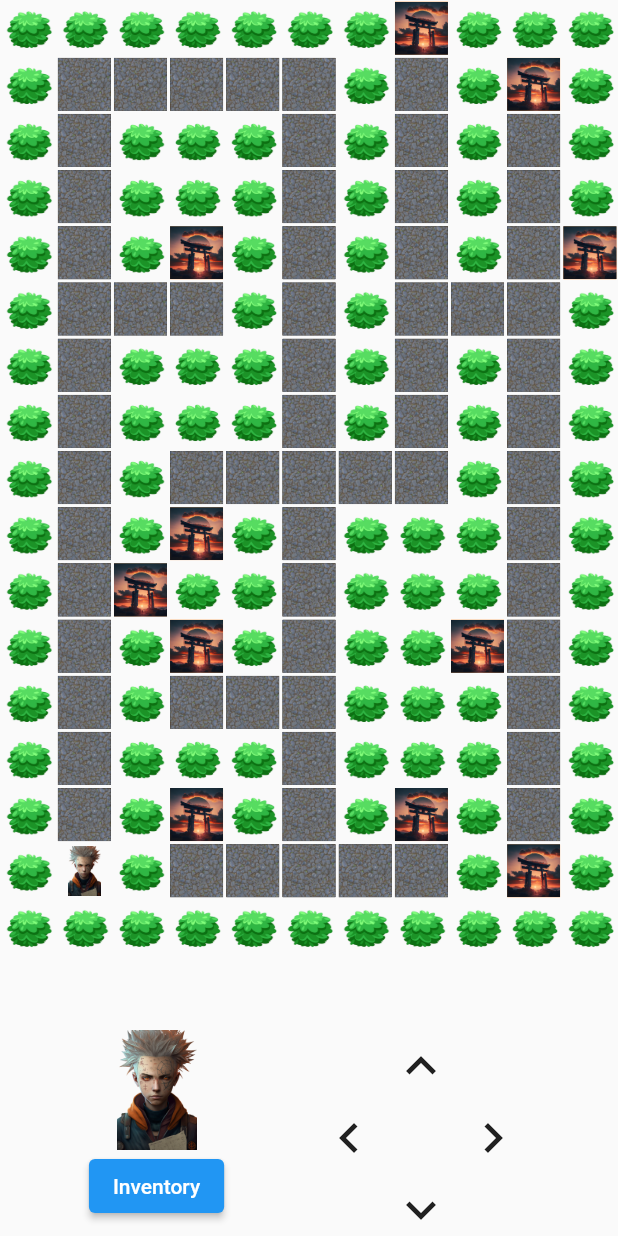
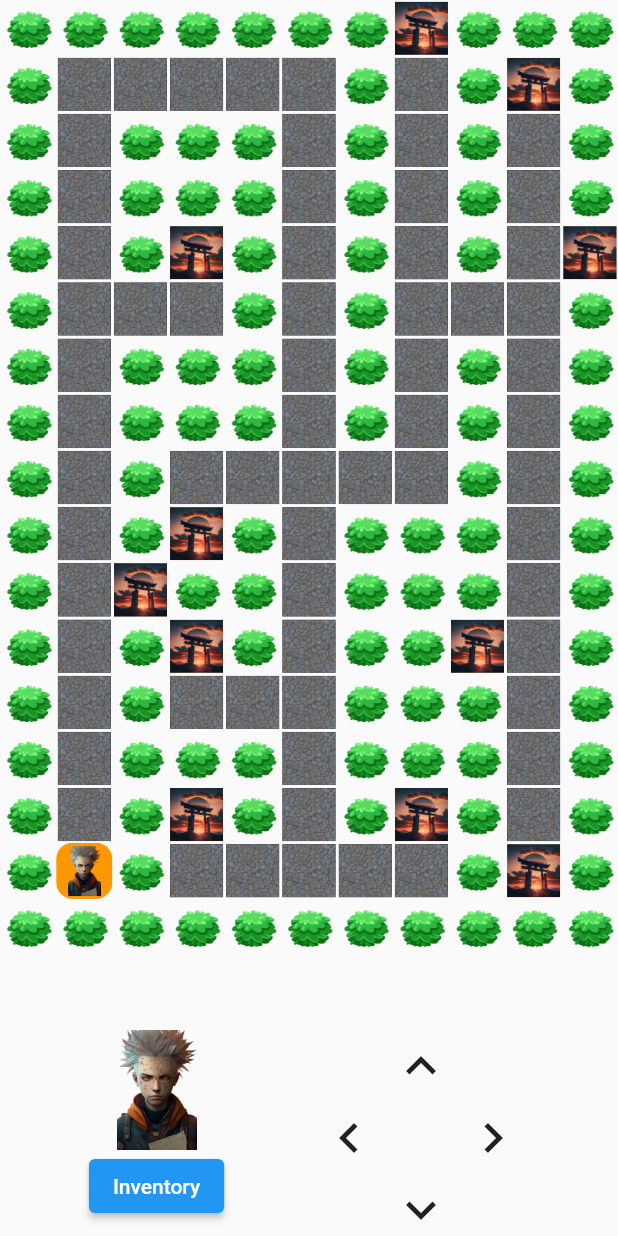
Before and after one commit to Awesome-Purple-Hackers/game-client, a Flutter app: the screen it shows after launch, after a tap on "Start Game", on a phone screen of 412 x 824 dp. Run offline on Flutter 3.47's test engine with Material 2 defaults, Android fonts, the phone set to English and light mode, and no system bars; our stand-ins replace get.

Commit message:
Home Screen with name: STABLE

```diff
--- a/lib/game/player.dart
+++ b/lib/game/player.dart
@@ -5,9 +5,16 @@ class Player extends StatelessWidget {
 
   @override
   Widget build(BuildContext context) {
-    return Padding(
-      padding: const EdgeInsets.all(2.0),
-      child: Image.asset('lib/images/avatar.png'),
+    return ClipRRect(
+      borderRadius: BorderRadius.circular(11),
+      child: Container(
+        // color: Color.fromRGBO(133, 106, 30, 0.5),
+        color: Colors.orange,
+        child: Padding(
+          padding: const EdgeInsets.all(2.0),
+          child: Image.asset('lib/images/avatar.png'),
+        ),
+      ),
     );
   }
 }
--- a/lib/home_screen.dart
+++ b/lib/home_screen.dart
@@ -1,45 +1,38 @@
-// import 'package:flutter/material.dart';
-// import 'package:game_client/routes.dart';
-// import 'package:get/get.dart';
-//
-// class HomeScreen extends StatelessWidget {
-//   @override
-//   Widget build(BuildContext context) {
-//     return Scaffold(
-//       body: Stack(
-//         children: [
-//           // Background image
-//           Image.asset(
-//             'lib/images/splash.png',
-//             fit: BoxFit.cover,
-//             height: double.infinity,
-//             width: double.infinity,
-//           ),
-//           // Button and text container
-//           Positioned.fill(
-//             child: Column(
-//               mainAxisAlignment: MainAxisAlignment.center,
-//               children: [
-//                 SizedBox(height: 600),
-//                 ElevatedButton(
-//                   onPressed: () {
-//                     Get.toNamed(Routes.game);
-//                   },
-//                   child: Text('Button'),
-//                 ),
-//               ],
-//             ),
-//           ),
-//         ],
-//       ),
-//     );
-//   }
-// }
 import 'package:flutter/material.dart';
 import 'package:game_client/routes.dart';
 import 'package:get/get.dart';
 
-class HomeScreen extends StatelessWidget {
+class HomeScreen extends StatefulWidget {
+  @override
+  _HomeScreenState createState() => _HomeScreenState();
+}
+
+class _HomeScreenState extends State<HomeScreen> with SingleTickerProviderStateMixin {
+  late AnimationController _animationController;
+  late Animation<Offset> _animation;
+
+  @override
+  void initState() {
+    _animationController = AnimationController(
+      duration: const Duration(seconds: 1),
+      vsync: this,
+    )..repeat(reverse: true);
+    _animation = Tween<Offset>(
+      begin: Offset.zero,
+      end: const Offset(0.0, 0.2),
+    ).animate(CurvedAnimation(
+      parent: _animationController,
+      curve: Curves.easeInOut,
+    ));
+    super.initState();
+  }
+
+  @override
+  void dispose() {
+    _animationController.dispose();
+    super.dispose();
+  }
+
   @override
   Widget build(BuildContext context) {
     return Scaffold(
@@ -51,7 +44,32 @@ class HomeScreen extends StatelessWidget {
           ),
         ),
         child: Center(
-          child: ElevatedButton(
+          child: Column(
+            mainAxisAlignment: MainAxisAlignment.center,
+            children: [
+              SlideTransition(
+                position: _animation,
+                child: Text(
+                  'WizQuiz',
+                  style: TextStyle(
+                    fontSize: 60.0,
+                    fontWeight: FontWeight.bold,
+                    letterSpacing: 1.2,
+                    // color: Color.fromRGBO(252, 2, 165, 1.0),
+                    color: Colors.white,
+                    shadows: [
+                      Shadow(
+                        blurRadius: 2.0,
+                        // color: Colors.amberAccent.withOpacity(0.5),
+                        color: Colors.black54.withOpacity(1),
+                        offset: Offset(2.0, 2.0),
+                      ),
+                    ],
+                  ),
+                ),
+              ),
+              SizedBox(height: 20.0),
+              ElevatedButton(
                 onPressed: () {
                   Get.toNamed(Routes.game);
                 },
@@ -99,6 +117,8 @@ class HomeScreen extends StatelessWidget {
                   ),
                 ),
               ),
+            ],
+          ),
         ),
       ),
     );
```
Also changed, not shown: 1 other file. Lines whose indentation alone changed are shown as unchanged.
